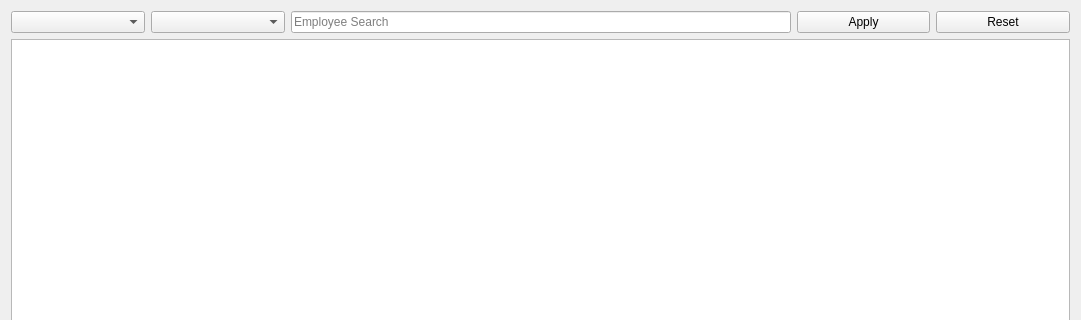
Above: UI/Dialogs/year-end_benefits.ui from Justin-Kuchmy/JustPay_App before the change; both pictures show x 0 to 1081 and y 0 to 320 of the 1081 by 514 pixel window. Below: the same form after it.
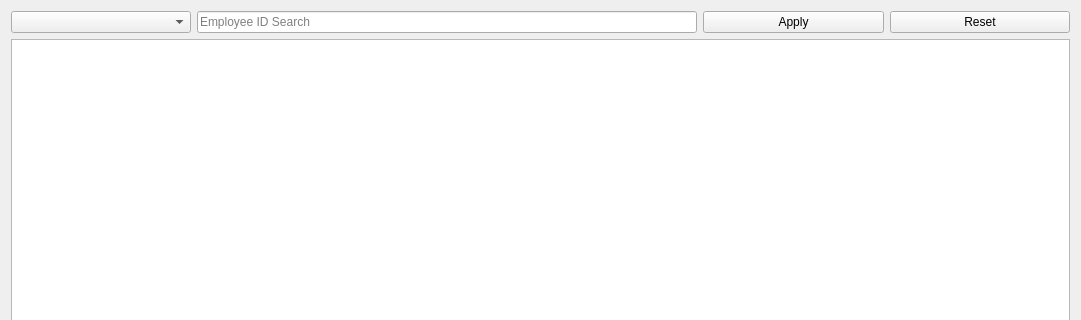
That is the form after the change.

What changed in the file:
```diff
--- a/UI/Dialogs/year-end_benefits.ui
+++ b/UI/Dialogs/year-end_benefits.ui
@@ -34,13 +34,6 @@
          </property>
         </widget>
        </item>
-       <item>
-        <widget class="QComboBox" name="departmentFilter">
-         <property name="placeholderText">
-          <string>Department</string>
-         </property>
-        </widget>
-       </item>
        <item>
         <widget class="QLineEdit" name="employeeSearchFilter">
          <property name="maximumSize">
@@ -50,7 +43,7 @@
           </size>
          </property>
          <property name="placeholderText">
-          <string>Employee Search</string>
+          <string>Employee ID Search</string>
          </property>
         </widget>
        </item>
```
Left out of the diff: 4 changed lines with no effect on the pictures.
